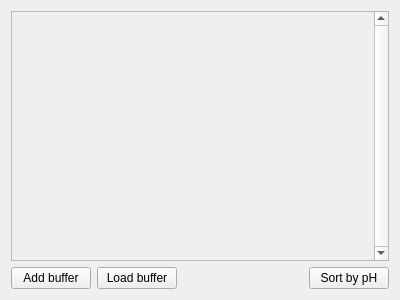
Old version of the form src/ui/buffersinputwidget.ui in the repository echmet/AnglerFish.
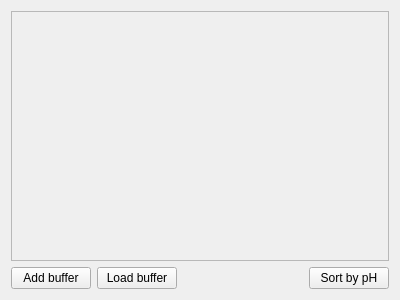
New version of the form.

Commit message: Show scrollbars as needed in BuffersInputWidget

```diff
--- a/src/ui/buffersinputwidget.ui
+++ b/src/ui/buffersinputwidget.ui
@@ -17,10 +17,10 @@
    <item>
     <widget class="QScrollArea" name="qscr_bufferList">
      <property name="verticalScrollBarPolicy">
-      <enum>Qt::ScrollBarAlwaysOn</enum>
+      <enum>Qt::ScrollBarAsNeeded</enum>
      </property>
      <property name="horizontalScrollBarPolicy">
-      <enum>Qt::ScrollBarAlwaysOff</enum>
+      <enum>Qt::ScrollBarAsNeeded</enum>
      </property>
      <property name="sizeAdjustPolicy">
       <enum>QAbstractScrollArea::AdjustToContents</enum>
```
Left out of the diff: 2 changed lines with no effect on the pictures.
